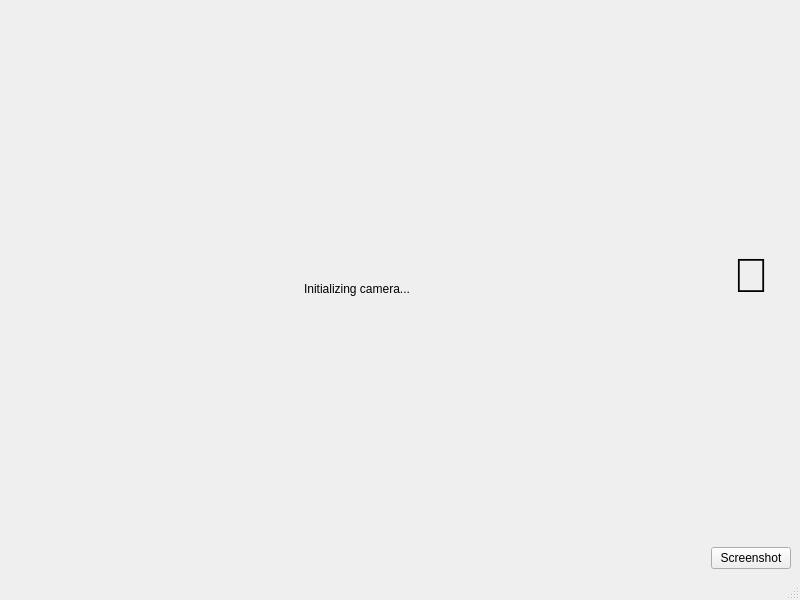
Old version of the form src/smile/ui/main_window.ui in the repository dmi3s/smile.
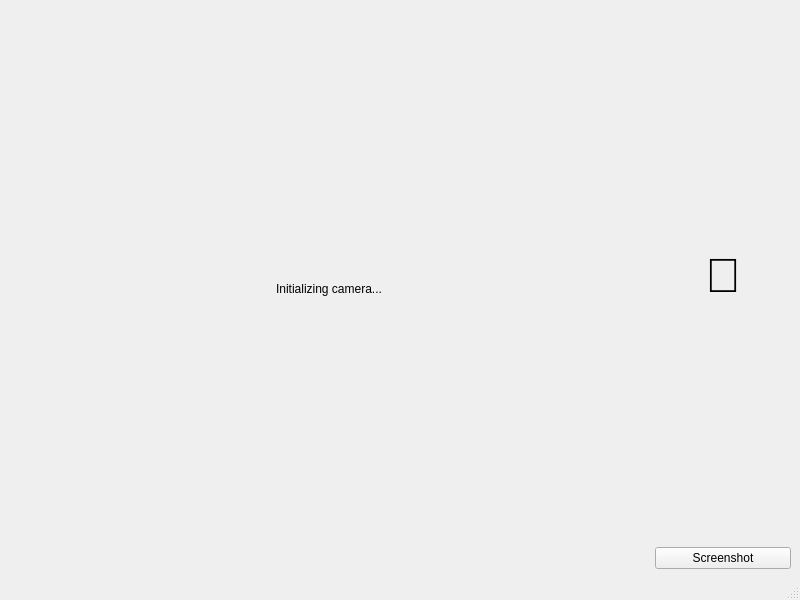
New version of the form. Icons and pictures are not drawn. Custom widgets are drawn as their Qt base class.

Commit message: refac(GUI,REC,UTIL): A serios of small but useful refactories. OverlayLabel class added to GUI

Patch:
```diff
--- a/src/smile/ui/main_window.ui
+++ b/src/smile/ui/main_window.ui
@@ -32,7 +32,25 @@
   <widget class="QWidget" name="centralwidget">
    <layout class="QHBoxLayout" name="horizontalLayout_2" stretch="10,0">
     <item>
-     <widget class="QLabel" name="video_label">
+     <widget class="OverlayLabel" name="video_label">
+      <property name="sizePolicy">
+       <sizepolicy hsizetype="Expanding" vsizetype="Expanding">
+        <horstretch>0</horstretch>
+        <verstretch>0</verstretch>
+       </sizepolicy>
+      </property>
+      <property name="minimumSize">
+       <size>
+        <width>640</width>
+        <height>480</height>
+       </size>
+      </property>
+      <property name="maximumSize">
+       <size>
+        <width>640</width>
+        <height>480</height>
+       </size>
+      </property>
       <property name="text">
        <string>Initializing camera...</string>
       </property>
@@ -86,6 +104,13 @@
   </widget>
   <widget class="QStatusBar" name="statusbar"/>
  </widget>
+ <customwidgets>
+  <customwidget>
+   <class>OverlayLabel</class>
+   <extends>QLabel</extends>
+   <header>smile.widgets.overlay_label</header>
+  </customwidget>
+ </customwidgets>
  <resources>
   <include location="../resources/resources.qrc"/>
  </resources>
```
The commit also changes 12 other files.
